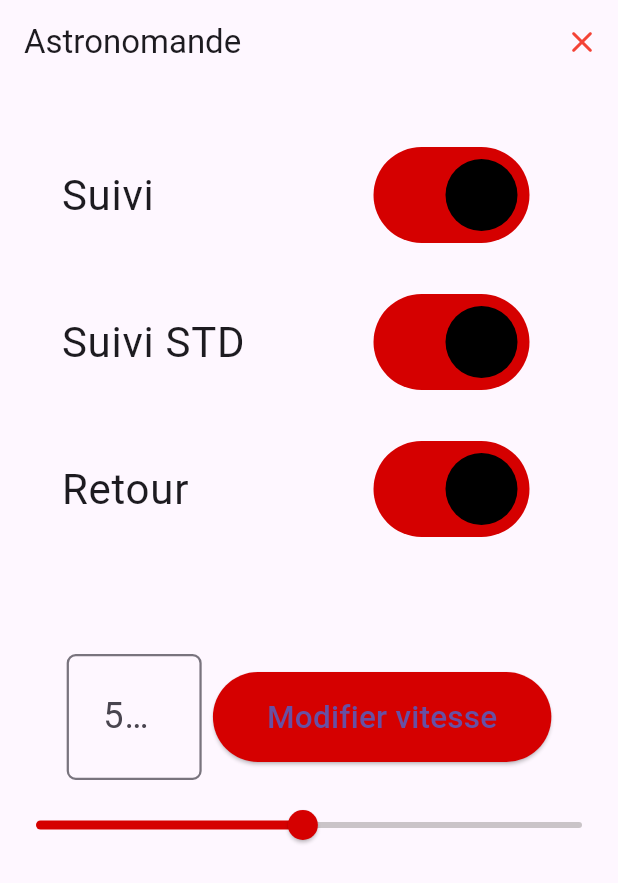
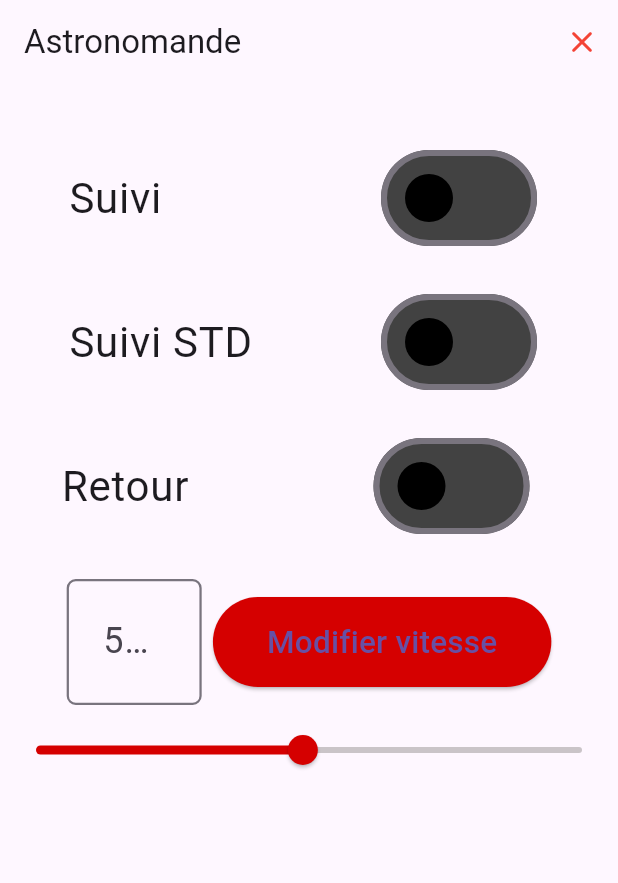
Before and after one commit to PZZed/AstroRemote, a Flutter app: the screen it shows after launch, on a phone screen of 412 x 824 dp. Shown: the top 883 px of the screen. Run offline on Flutter 3.47's test engine with Material 3 defaults, Android fonts, the light colour scheme and no system bars; network calls fail.

Commit message:
add switch mangement

```diff
--- a/lib/customSlider.dart
+++ b/lib/customSlider.dart
@@ -9,7 +9,8 @@ class CustomSlider extends StatefulWidget {
 
 class _CustomSlider extends State<CustomSlider> {
   //default value of the slider
-  double current_value = 500;
+  int current_value = 500;
+
   //max value of the slider
   double maxValue = 1023;
 
@@ -26,19 +27,30 @@ class _CustomSlider extends State<CustomSlider> {
   @override
   Widget build(BuildContext context) {
 
+ TextFormField textInput = TextFormField(
+            keyboardType: TextInputType.number,
+            onChanged:(value){ setState(() {
+              if((value.isNotEmpty) && (0 <= int.parse(value) && int.parse(value) <= maxValue))
+              {
+                current_value = int.parse(value);
+              }});},
+
+            // set a value between 0-1023
+            controller: inputTextController,
+            decoration: InputDecoration( border: OutlineInputBorder(), hintText: current_value.round().toString()) );
+
     Slider slider = Slider(
           activeColor: Colors.redAccent[700],
           inactiveColor: Color.fromARGB(136, 156, 152, 152),
-          value: current_value,
+          value: current_value.toDouble(),
           max: maxValue,
-          onChanged: (double value) {setState(() { current_value = value; });}, //update slider value
+          onChanged: (double value) {setState(() {
+            current_value = value.toInt();
+            inputTextController.text = value.round().toString();
+           });}, //update slider value
     );
 
-    TextFormField textInput = TextFormField(
-            keyboardType: TextInputType.number,
-            onChanged:(value){ setState(() {if((value.isNotEmpty) && (0 <= double.parse(value) && double.parse(value) <= maxValue)){current_value = double.parse(value); }});}, // set a value between 0-1023
-            controller: inputTextController,
-            decoration: InputDecoration( border: OutlineInputBorder(), hintText: current_value.round().toString()) );
+
 
     return Column(
       mainAxisAlignment: MainAxisAlignment.center,
--- a/lib/customSwitch.dart
+++ b/lib/customSwitch.dart
@@ -1,73 +1,107 @@
+import 'package:astroremote/wifi/server_command.dart';
 import 'package:flutter/material.dart';
 
 class CustomSwitchWidget extends StatefulWidget {
-  String name;
-  bool isActive;
-  void Function(bool) callback;
-
-  CustomSwitchWidget(this.name, this.isActive, this.callback); //constructor
 
   @override
   _CustomSwitch createState() =>
-      _CustomSwitch(name, isActive, isActive, callback);
+      _CustomSwitch();
 }
 
 class _CustomSwitch extends State<CustomSwitchWidget> {
-  String name;
-  bool isActive;
-  bool light;
-  final void Function(bool) callback;
-  _CustomSwitch(
-      this.name, this.isActive, this.light, this.callback); //constructor
+  bool isSuiviOn = false;
+  bool isSuiviSTDOn = false;
+  bool isRetourOn = false;
+
+  void _updateSwitch(int switchNumber) {
+    setState(() {
+      switch (switchNumber) {
+        case 1:
+          isSuiviOn = true;
+          isSuiviSTDOn = false;
+          isRetourOn = false;
+          break;
+        case 2:
+          isSuiviOn = false;
+          isSuiviSTDOn = true;
+          isRetourOn = false;
+          break;
+        case 3:
+          isSuiviOn = false;
+          isSuiviSTDOn = false;
+          isRetourOn = true;
+          break;
+      }
+    });
+  }
+
+  MaterialStateProperty<Color?> GetTrackColor(bool isOn)
+  {
+    return MaterialStateProperty.resolveWith<Color?>((Set<MaterialState> states)
+    { return isOn ? Colors.redAccent[700] : Colors.grey[800]; },
+    );
+  }
+
+   MaterialStateProperty<Color?> GetOverlayColor(bool isActive)
+   {
+    return MaterialStateProperty.resolveWith<Color?>((Set<MaterialState> states)
+     {return isActive ?  Colors.redAccent[700] : Colors.black;});
+   }
 
   @override
   Widget build(BuildContext context) {
-    final MaterialStateProperty<Color?> trackColor =
-        MaterialStateProperty.resolveWith<Color?>(
-      (Set<MaterialState> states) {
-        // Track color when the switch is selected.
-        if (isActive) {
-          return light ? Colors.redAccent[700] : Colors.grey[800];
-        }
-        // Otherwise return null to set default track color
-        // for remaining states such as when the switch is
-        // hovered, focused, or disabled.
-        return const Color.fromARGB(255, 30, 30, 30);
-      },
-    );
-    final MaterialStateProperty<Color?> overlayColor =
-        MaterialStateProperty.resolveWith<Color?>(
-      (Set<MaterialState> states) {
-        // Material color when switch is selected.
-        if (isActive) {
-          return Colors.redAccent[700];
-        }
-        // Otherwise return null to set default material color
-        // for remaining states such as when the switch is
-        // hovered, or focused.
-        return Colors.black;
-      },
-    );
     return Transform.scale(
         scale: 2,
-        child: Row(mainAxisAlignment: MainAxisAlignment.center, children: [
-          SizedBox(width: 100, child: Text(name)),
+        child: Column(mainAxisAlignment: MainAxisAlignment.center, children: [
+          Row(mainAxisAlignment: MainAxisAlignment.center,children: [
+          const SizedBox(width: 100, child: Text("Suivi")),
           Switch(
             // This bool value toggles the switch.
-            value: light,
-            overlayColor: overlayColor,
-            trackColor: trackColor,
+            value: isSuiviOn,
+            overlayColor: GetOverlayColor(isSuiviOn),
+            trackColor: GetTrackColor(isSuiviOn),
             thumbColor: const MaterialStatePropertyAll<Color>(Colors.black),
-            onChanged: !isActive
-                ? null
-                : (bool value) {
-                    callback(value);
+            onChanged: (bool value) {
+                  _updateSwitch(1);
+                    ServerCommand.suivi(value);
                     setState(() {
-                      light = value;
+                      isSuiviOn = value;
+                    });
+                  },
+          )]),
+          Row(mainAxisAlignment: MainAxisAlignment.center,children: [
+          const SizedBox(width: 100, child: Text("Suivi STD")),
+          Switch(
+            // This bool value toggles the switch.
+            value: isSuiviSTDOn,
+            overlayColor: GetOverlayColor(isSuiviSTDOn),
+            trackColor: GetTrackColor(isSuiviSTDOn),
+            thumbColor: const MaterialStatePropertyAll<Color>(Colors.black),
+            onChanged: (bool value) {
+                  _updateSwitch(2);
+                    ServerCommand.suiviStd(value);
+                    setState(() {
+                      isSuiviSTDOn = value;
+                    });
+                  },
+          )]),
+          Row(mainAxisAlignment: MainAxisAlignment.center,children: [
+          const SizedBox(width: 100, child: Text("Retour")),
+          Switch(
+            // This bool value toggles the switch.
+            value: isRetourOn,
+            overlayColor: GetOverlayColor(isRetourOn),
+            trackColor: GetTrackColor(isRetourOn),
+            thumbColor: const MaterialStatePropertyAll<Color>(Colors.black),
+            onChanged:(bool value) {
+                  _updateSwitch(3);
+                    ServerCommand.retour(value);
+                    setState(() {
+                      isRetourOn = value;
                     });
                   },
           ),
           const SizedBox(width: 5)
-        ]));
+        ])]));
   }
 }
--- a/lib/home_page.dart
+++ b/lib/home_page.dart
@@ -1,8 +1,6 @@
 import 'dart:async';
-
 import 'package:astroremote/customSlider.dart';
 import 'package:astroremote/customSwitch.dart';
-import 'package:astroremote/remote_page.dart';
 import 'package:astroremote/wifi/server_command.dart';
 import 'package:flutter/material.dart';
 
@@ -14,6 +12,7 @@ class HomePage extends StatefulWidget {
     return _HomePage();
   }
 }
+
 
 class _HomePage extends State<HomePage> {
   ServerCommand serverCommand = ServerCommand();
@@ -31,16 +30,17 @@ class _HomePage extends State<HomePage> {
     }
   }
 
-  SizedBox verticalSpace = const SizedBox(height: 50);
+  SizedBox verticalSpace = const SizedBox(height: 100);
   SizedBox horizontalSpace = const SizedBox(width: 5);
+
 
   void checkHealth(IconButton iconButton) async {
     try {
       await ServerCommand.keepAlive().then((value) => setState(() {
-            isConnected = true;
-            followActivated = true;
-            followStdActivated = true;
-            returnActivated = true;
+            isConnected = false;
+            followActivated = false;
+            followStdActivated = false;
+            returnActivated = false;
           }));
     } on Exception {
       setState(() {
@@ -83,15 +83,7 @@ class _HomePage extends State<HomePage> {
           child: Column(
         children: [
           verticalSpace,
-          CustomSwitchWidget(
-              "Suivi", followActivated, (value) => ServerCommand.suivi(value)),
-          verticalSpace,
-          CustomSwitchWidget("Suivi STD", followStdActivated,
-              (value) => ServerCommand.suiviStd(value)),
-          verticalSpace,
-          CustomSwitchWidget("Retour", returnActivated,
-              (value) => ServerCommand.retour(value)),
-          verticalSpace,
+          CustomSwitchWidget(),
           verticalSpace,
           const CustomSlider()
         ],
```
Also changed, not shown: lib/wifi/server_command.dart (+15 -2 lines).
